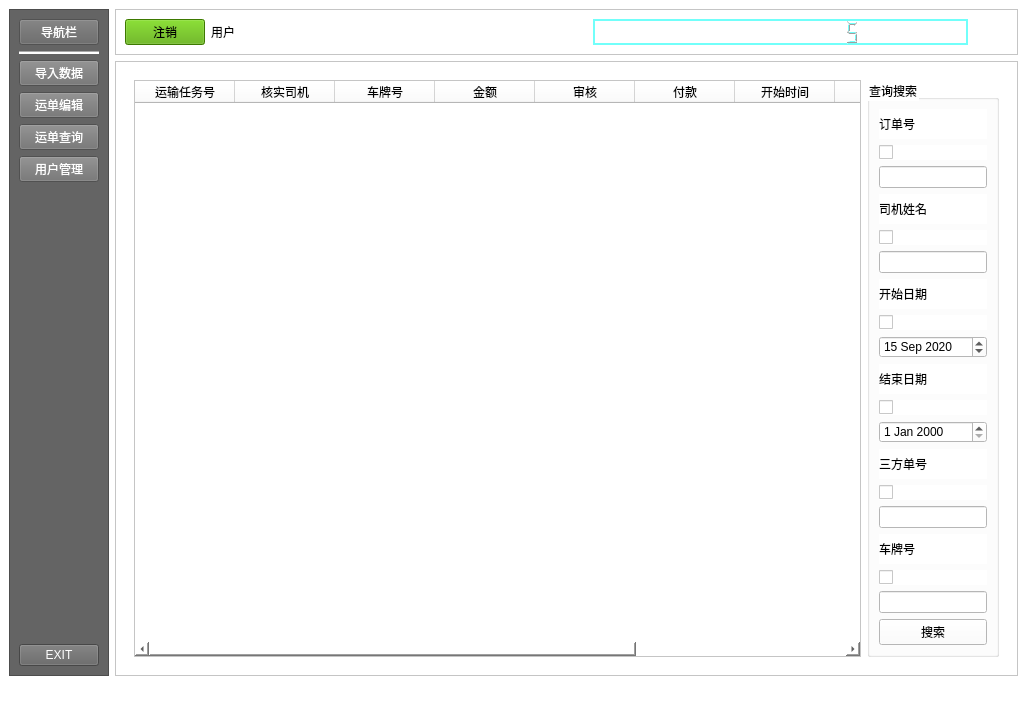
The window that 物流/ui/mainwindow.ui (cnfengwei/wuliu) describes before a commit, drawn with Qt 5.
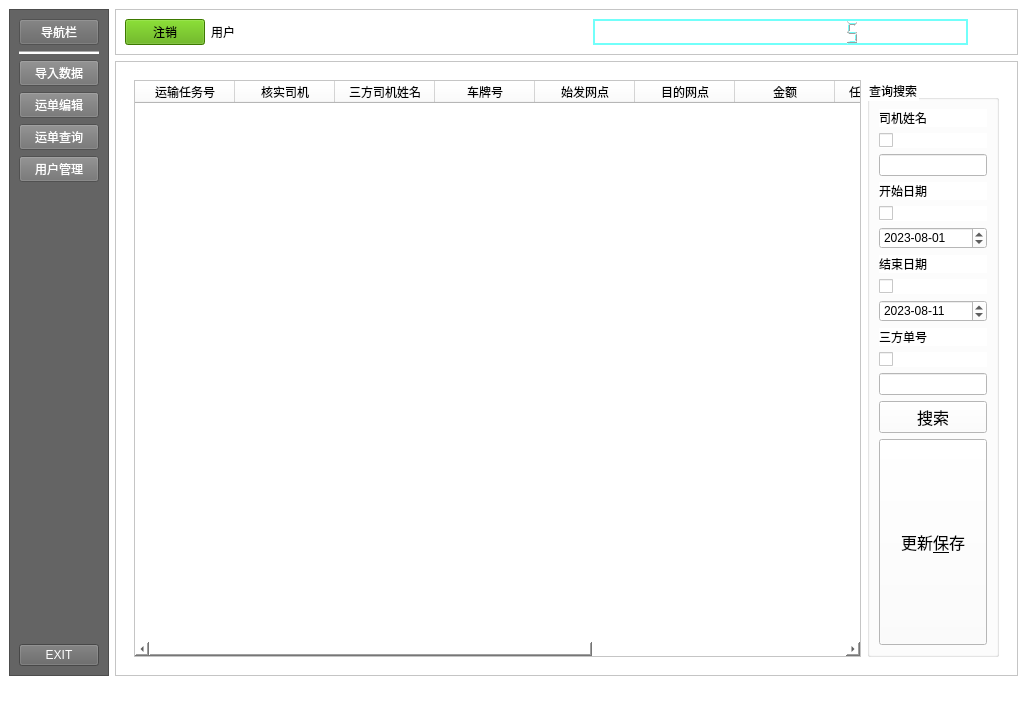
The same window after the commit. Icons and pictures are not drawn.

Diff of the .ui file:
```diff
--- a/物流/ui/mainwindow.ui
+++ b/物流/ui/mainwindow.ui
@@ -62,6 +62,15 @@
              <property name="alternatingRowColors">
               <bool>true</bool>
              </property>
+             <property name="sortingEnabled">
+              <bool>true</bool>
+             </property>
+             <attribute name="horizontalHeaderCascadingSectionResizes">
+              <bool>true</bool>
+             </attribute>
+             <attribute name="verticalHeaderShowSortIndicator" stdset="0">
+              <bool>true</bool>
+             </attribute>
              <column>
               <property name="text">
                <string>运输任务号</string>
@@ -72,11 +81,26 @@
                <string>核实司机</string>
               </property>
              </column>
+             <column>
+              <property name="text">
+               <string>三方司机姓名</string>
+              </property>
+             </column>
              <column>
               <property name="text">
                <string>车牌号</string>
               </property>
              </column>
+             <column>
+              <property name="text">
+               <string>始发网点</string>
+              </property>
+             </column>
+             <column>
+              <property name="text">
+               <string>目的网点</string>
+              </property>
+             </column>
              <column>
               <property name="text">
                <string>金额</string>
@@ -84,17 +108,12 @@
              </column>
              <column>
               <property name="text">
-               <string>审核</string>
+               <string>任务开始时间</string>
               </property>
              </column>
              <column>
               <property name="text">
-               <string>付款</string>
-              </property>
-             </column>
-             <column>
-              <property name="text">
-               <string>开始时间</string>
+               <string>任务结束时间</string>
               </property>
              </column>
              <column>
@@ -102,11 +121,6 @@
                <string>三方单号</string>
               </property>
              </column>
-             <column>
-              <property name="text">
-               <string>三方司机</string>
-              </property>
-             </column>
              <column>
               <property name="text">
                <string>备注</string>
@@ -119,24 +133,10 @@
              <property name="title">
               <string>查询搜索</string>
              </property>
-             <layout class="QVBoxLayout" name="verticalLayout_2">
-              <item>
-               <widget class="QLabel" name="label_2">
-                <property name="text">
-                 <string>订单号</string>
-                </property>
-               </widget>
-              </item>
-              <item>
-               <widget class="QCheckBox" name="checkBox_7">
-                <property name="text">
-                 <string/>
-                </property>
-               </widget>
-              </item>
-              <item>
-               <widget class="QLineEdit" name="lineEdit_4"/>
-              </item>
+             <property name="checkable">
+              <bool>false</bool>
+             </property>
+             <layout class="QVBoxLayout" name="verticalLayout_3">
               <item>
                <widget class="QLabel" name="label_6">
                 <property name="text">
@@ -145,14 +145,14 @@
                </widget>
               </item>
               <item>
-               <widget class="QCheckBox" name="checkBox">
+               <widget class="QCheckBox" name="cb_drivename">
                 <property name="text">
                  <string/>
                 </property>
                </widget>
               </item>
               <item>
-               <widget class="QLineEdit" name="lineEdit_2"/>
+               <widget class="QLineEdit" name="drivename"/>
               </item>
               <item>
                <widget class="QLabel" name="label_5">
@@ -162,14 +162,20 @@
                </widget>
               </item>
               <item>
-               <widget class="QCheckBox" name="checkBox_2">
+               <widget class="QCheckBox" name="cb_startdate">
                 <property name="text">
                  <string/>
                 </property>
                </widget>
               </item>
               <item>
-               <widget class="QDateEdit" name="dateEdit">
+               <widget class="QDateEdit" name="startdate">
+                <property name="accelerated">
+                 <bool>true</bool>
+                </property>
+                <property name="correctionMode">
+                 <enum>QAbstractSpinBox::CorrectToPreviousValue</enum>
+                </property>
                 <property name="maximumDate">
                  <date>
                   <year>2050</year>
@@ -180,18 +186,21 @@
                 <property name="minimumDate">
                  <date>
                   <year>2020</year>
-                  <month>1</month>
+                  <month>8</month>
                   <day>1</day>
                  </date>
                 </property>
+                <property name="displayFormat">
+                 <string>yyyy-MM-dd</string>
+                </property>
                 <property name="calendarPopup">
                  <bool>false</bool>
                 </property>
                 <property name="date">
                  <date>
-                  <year>2020</year>
-                  <month>9</month>
-                  <day>15</day>
+                  <year>2023</year>
+                  <month>8</month>
+                  <day>1</day>
                  </date>
                 </property>
                </widget>
@@ -204,14 +213,41 @@
                </widget>
               </item>
               <item>
-               <widget class="QCheckBox" name="checkBox_3">
+               <widget class="QCheckBox" name="cb_enddate">
                 <property name="text">
                  <string/>
                 </property>
                </widget>
               </item>
               <item>
-               <widget class="QDateEdit" name="dateEdit_2"/>
+               <widget class="QDateEdit" name="enddate">
+                <property name="dateTime">
+                 <datetime>
+                  <hour>0</hour>
+                  <minute>0</minute>
+                  <second>0</second>
+                  <year>2023</year>
+                  <month>8</month>
+                  <day>11</day>
+                 </datetime>
+                </property>
+                <property name="minimumDate">
+                 <date>
+                  <year>2020</year>
+                  <month>8</month>
+                  <day>1</day>
+                 </date>
+                </property>
+                <property name="currentSection">
+                 <enum>QDateTimeEdit::YearSection</enum>
+                </property>
+                <property name="displayFormat">
+                 <string>yyyy-MM-dd</string>
+                </property>
+                <property name="timeSpec">
+                 <enum>Qt::UTC</enum>
+                </property>
+               </widget>
               </item>
               <item>
                <widget class="QLabel" name="label_7">
@@ -231,28 +267,44 @@
                <widget class="QLineEdit" name="lineEdit"/>
               </item>
               <item>
-               <widget class="QLabel" name="label_8">
-                <property name="text">
-                 <string>车牌号</string>
-                </property>
-               </widget>
-              </item>
-              <item>
-               <widget class="QCheckBox" name="checkBox_6">
-                <property name="text">
-                 <string/>
-                </property>
-               </widget>
-              </item>
-              <item>
-               <widget class="QLineEdit" name="lineEdit_3"/>
-              </item>
-              <item>
-               <widget class="QPushButton" name="pushButton">
-                <property name="text">
-                 <string>搜索</string>
-                </property>
-               </widget>
+               <layout class="QVBoxLayout" name="verticalLayout_2">
+                <item>
+                 <widget class="QPushButton" name="btn_serach">
+                  <property name="sizePolicy">
+                   <sizepolicy hsizetype="Minimum" vsizetype="Maximum">
+                    <horstretch>0</horstretch>
+                    <verstretch>0</verstretch>
+                   </sizepolicy>
+                  </property>
+                  <property name="font">
+                   <font>
+                    <pointsize>12</pointsize>
+                   </font>
+                  </property>
+                  <property name="text">
+                   <string>搜索</string>
+                  </property>
+                 </widget>
+                </item>
+                <item>
+                 <widget class="QPushButton" name="btn_bill_update">
+                  <property name="sizePolicy">
+                   <sizepolicy hsizetype="Minimum" vsizetype="MinimumExpanding">
+                    <horstretch>0</horstretch>
+                    <verstretch>0</verstretch>
+                   </sizepolicy>
+                  </property>
+                  <property name="font">
+                   <font>
+                    <pointsize>12</pointsize>
+                   </font>
+                  </property>
+                  <property name="text">
+                   <string>更新&amp;保存</string>
+                  </property>
+                 </widget>
+                </item>
+               </layout>
               </item>
              </layout>
              <zorder>checkBox</zorder>
```
Left out of the diff: 26 changed lines with no effect on the pictures.
